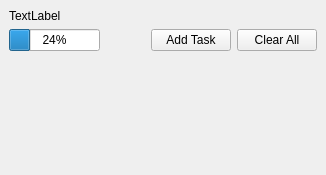
Before: the Qt Designer form MainWindow.ui in emrekovanci/basic-qt-todolist-app, drawn with Qt 5.
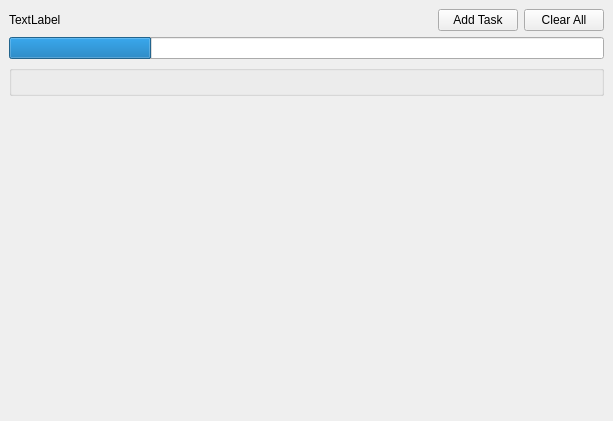
After: the same form once the commit is applied.

```diff
--- a/MainWindow.ui
+++ b/MainWindow.ui
@@ -6,8 +6,8 @@
    <rect>
     <x>0</x>
     <y>0</y>
-    <width>326</width>
-    <height>175</height>
+    <width>613</width>
+    <height>421</height>
    </rect>
   </property>
   <property name="windowTitle">
@@ -21,25 +21,12 @@
   </property>
   <widget class="QWidget" name="centralwidget">
    <layout class="QVBoxLayout" name="verticalLayout">
-    <item>
-     <widget class="QLabel" name="infoLabel">
-      <property name="text">
-       <string>TextLabel</string>
-      </property>
-     </widget>
-    </item>
     <item>
      <layout class="QHBoxLayout" name="toolBarLayout">
       <item>
-       <widget class="QProgressBar" name="progressBar">
-        <property name="sizePolicy">
-         <sizepolicy hsizetype="Expanding" vsizetype="Fixed">
-          <horstretch>0</horstretch>
-          <verstretch>0</verstretch>
-         </sizepolicy>
-        </property>
-        <property name="value">
-         <number>24</number>
+       <widget class="QLabel" name="infoLabel">
+        <property name="text">
+         <string>TextLabel</string>
         </property>
        </widget>
       </item>
@@ -79,7 +66,25 @@
      </layout>
     </item>
     <item>
-     <layout class="QVBoxLayout" name="tasksLayout"/>
+     <widget class="QProgressBar" name="progressBar">
+      <property name="sizePolicy">
+       <sizepolicy hsizetype="Expanding" vsizetype="Fixed">
+        <horstretch>0</horstretch>
+        <verstretch>0</verstretch>
+       </sizepolicy>
+      </property>
+      <property name="value">
+       <number>24</number>
+      </property>
+      <property name="textVisible">
+       <bool>false</bool>
+      </property>
+     </widget>
+    </item>
+    <item>
+     <widget class="QGroupBox" name="tasks">
+      <layout class="QVBoxLayout" name="tasksLayout"/>
+     </widget>
     </item>
     <item>
      <spacer name="verticalSpacer">
```
